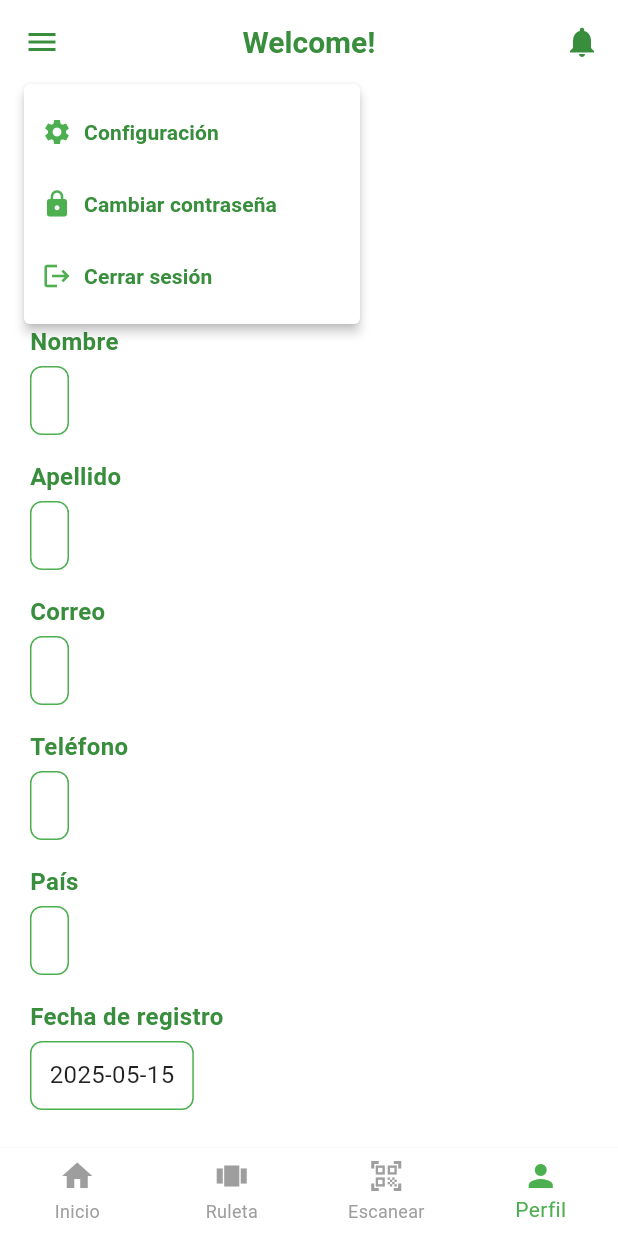
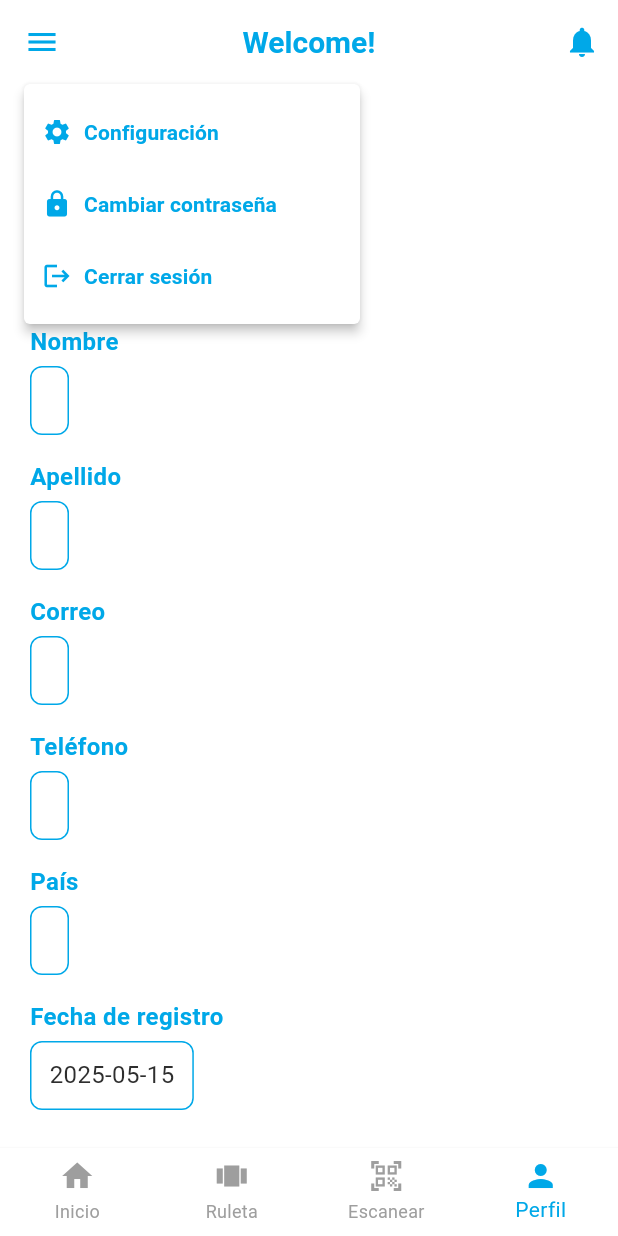
Before and after one commit to Kururo201846/GastOnTrack, a Flutter app: the screen it shows once a user with an empty profile is signed in, item 4 of the bottom bar chosen, after a tap on the "menu" icon, on a phone screen of 412 x 824 dp. Run offline on Flutter 3.47's test engine with Material 3 defaults, Android fonts, the phone set to English and light mode, and no system bars; our stand-ins replace cloud_firestore, firebase_auth, firebase_core; accounts and stored records are empty.

Commit message:
Paleta de colores nueva

```diff
--- a/lib/screens/auth/login_screen.dart
+++ b/lib/screens/auth/login_screen.dart
@@ -31,7 +31,6 @@ class _LoginScreenState extends State<LoginScreen> {
       if (mounted) {
         widget.onLoginSuccess?.call();
       }
-
     } on FirebaseAuthException catch (e) {
       if (!mounted) return;
 
@@ -53,7 +52,7 @@ class _LoginScreenState extends State<LoginScreen> {
       ScaffoldMessenger.of(context).showSnackBar(
         SnackBar(
           content: Text(errorMessage),
-          backgroundColor: AppTheme.darkGreen,
+          backgroundColor: AppTheme.primaryBlue,
         ),
       );
     } finally {
@@ -81,7 +80,7 @@ class _LoginScreenState extends State<LoginScreen> {
                   style: TextStyle(
                     fontSize: 30,
                     fontWeight: FontWeight.bold,
-                    color: AppTheme.primaryGreen,
+                    color: AppTheme.primaryBlue,
                     letterSpacing: 1.5,
                   ),
                 ),
@@ -95,14 +94,17 @@ class _LoginScreenState extends State<LoginScreen> {
                 TextFormField(
                   controller: _emailController,
                   decoration: InputDecoration(
-                    prefixIcon: Icon(Icons.email, color: AppTheme.primaryGreen),
+                    prefixIcon: Icon(Icons.email, color: AppTheme.primaryBlue),
                     border: const UnderlineInputBorder(),
                     hintText: 'Username',
                     hintStyle: TextStyle(color: Colors.grey[600]),
                   ),
                   validator: (value) {
-                    if (value == null || value.isEmpty) return 'Ingresa tu email';
-                    if (!RegExp(r'^[\w-\.]+@([\w-]+\.)+[\w-]{2,4}$').hasMatch(value)) {
+                    if (value == null || value.isEmpty)
+                      return 'Ingresa tu email';
+                    if (!RegExp(
+                      r'^[\w-\.]+@([\w-]+\.)+[\w-]{2,4}$',
+                    ).hasMatch(value)) {
                       return 'Email inválido';
                     }
                     return null;
@@ -113,20 +115,26 @@ class _LoginScreenState extends State<LoginScreen> {
                   controller: _passwordController,
                   obscureText: _obscurePassword,
                   decoration: InputDecoration(
-                    prefixIcon: Icon(Icons.lock, color: AppTheme.primaryGreen),
+                    prefixIcon: Icon(Icons.lock, color: AppTheme.primaryBlue),
                     suffixIcon: IconButton(
                       icon: Icon(
-                        _obscurePassword ? Icons.visibility_off : Icons.visibility,
-                        color: AppTheme.primaryGreen,
+                        _obscurePassword
+                            ? Icons.visibility_off
+                            : Icons.visibility,
+                        color: AppTheme.primaryBlue,
                       ),
-                      onPressed: () => setState(() => _obscurePassword = !_obscurePassword),
+                      onPressed:
+                          () => setState(
+                            () => _obscurePassword = !_obscurePassword,
+                          ),
                     ),
                     border: const UnderlineInputBorder(),
                     hintText: 'Password',
                     hintStyle: TextStyle(color: Colors.grey[600]),
                   ),
                   validator: (value) {
-                    if (value == null || value.isEmpty) return 'Ingresa tu contraseña';
+                    if (value == null || value.isEmpty)
+                      return 'Ingresa tu contraseña';
                     if (value.length < 6) return 'Mínimo 6 caracteres';
                     return null;
                   },
@@ -140,7 +148,7 @@ class _LoginScreenState extends State<LoginScreen> {
                     },
                     child: Text(
                       'Forgot Password?',
-                      style: TextStyle(color: AppTheme.black),
+                      style: TextStyle(color: AppTheme.textPrimary),
                     ),
                   ),
                 ),
@@ -151,15 +159,18 @@ class _LoginScreenState extends State<LoginScreen> {
                   child: ElevatedButton(
                     onPressed: _isLoading ? null : _signIn,
                     style: ElevatedButton.styleFrom(
-                      backgroundColor: AppTheme.primaryGreen,
+                      backgroundColor: AppTheme.primaryBlue,
                       foregroundColor: Colors.white,
                       shape: RoundedRectangleBorder(
                         borderRadius: BorderRadius.circular(8),
                       ),
                     ),
-                    child: _isLoading
-                        ? const CircularProgressIndicator(color: Colors.white)
-                        : const Text('Sign In'),
+                    child:
+                        _isLoading
+                            ? const CircularProgressIndicator(
+                              color: Colors.white,
+                            )
+                            : const Text('Sign In'),
                   ),
                 ),
                 const SizedBox(height: 16),
@@ -171,14 +182,14 @@ class _LoginScreenState extends State<LoginScreen> {
                       Navigator.pushNamed(context, '/signup');
                     },
                     style: OutlinedButton.styleFrom(
-                      side: BorderSide(color: AppTheme.primaryGreen),
+                      side: BorderSide(color: AppTheme.primaryBlue),
                       shape: RoundedRectangleBorder(
                         borderRadius: BorderRadius.circular(8),
                       ),
                     ),
                     child: Text(
                       'Sign Up',
-                      style: TextStyle(color: AppTheme.primaryGreen),
+                      style: TextStyle(color: AppTheme.primaryBlue),
                     ),
                   ),
                 ),
--- a/lib/screens/home/home_screen.dart
+++ b/lib/screens/home/home_screen.dart
@@ -29,7 +29,7 @@ class _HomeScreenState extends State<HomeScreen> {
         title: Text(
           'Welcome!',
           style: TextStyle(
-            color: AppTheme.darkGreen,
+            color: AppTheme.primaryBlue,
             fontSize: 20,
             fontWeight: FontWeight.bold,
           ),
@@ -37,12 +37,12 @@ class _HomeScreenState extends State<HomeScreen> {
         backgroundColor: Colors.white,
         elevation: 0,
         leading: IconButton(
-          icon: Icon(Icons.menu, color: AppTheme.darkGreen),
+          icon: Icon(Icons.menu, color: AppTheme.primaryBlue),
           onPressed: () => _showCompactMenu(context),
         ),
         actions: [
           IconButton(
-            icon: Icon(Icons.notifications, color: AppTheme.darkGreen),
+            icon: Icon(Icons.notifications, color: AppTheme.primaryBlue),
             onPressed: () {},
           ),
         ],
@@ -52,17 +52,14 @@ class _HomeScreenState extends State<HomeScreen> {
         currentIndex: _currentIndex,
         type: BottomNavigationBarType.fixed,
         backgroundColor: Colors.white,
-        selectedItemColor: AppTheme.primaryGreen,
+        selectedItemColor: AppTheme.primaryBlue,
         unselectedItemColor: Colors.grey,
-        selectedLabelStyle: TextStyle(color: AppTheme.primaryGreen),
+        selectedLabelStyle: TextStyle(color: AppTheme.primaryBlue),
         unselectedLabelStyle: TextStyle(color: Colors.grey),
         showUnselectedLabels: true,
         elevation: 1,
         items: const [
-          BottomNavigationBarItem(
-            icon: Icon(Icons.home),
-            label: 'Inicio',
-          ),
+          BottomNavigationBarItem(icon: Icon(Icons.home), label: 'Inicio'),
           BottomNavigationBarItem(
             icon: Icon(Icons.view_carousel),
             label: 'Ruleta',
@@ -71,10 +68,7 @@ class _HomeScreenState extends State<HomeScreen> {
             icon: Icon(Icons.qr_code_scanner),
             label: 'Escanear',
           ),
-          BottomNavigationBarItem(
-            icon: Icon(Icons.person),
-            label: 'Perfil',
-          ),
+          BottomNavigationBarItem(icon: Icon(Icons.person), label: 'Perfil'),
         ],
         onTap: (index) => setState(() => _currentIndex = index),
       ),
@@ -82,7 +76,8 @@ class _HomeScreenState extends State<HomeScreen> {
   }
 
   void _showCompactMenu(BuildContext context) {
-    final RenderBox overlay = Overlay.of(context).context.findRenderObject() as RenderBox;
+    final RenderBox overlay =
+        Overlay.of(context).context.findRenderObject() as RenderBox;
 
     showMenu(
       context: context,
@@ -98,11 +93,11 @@ class _HomeScreenState extends State<HomeScreen> {
           value: 'settings',
           child: Row(
             children: [
-              Icon(Icons.settings, size: 20, color: AppTheme.primaryGreen),
+              Icon(Icons.settings, size: 20, color: AppTheme.primaryBlue),
               const SizedBox(width: 8),
               Text(
                 'Configuración',
-                style: TextStyle(color: AppTheme.darkGreen),
+                style: TextStyle(color: AppTheme.primaryBlue),
               ),
             ],
           ),
@@ -111,11 +106,11 @@ class _HomeScreenState extends State<HomeScreen> {
           value: 'password',
           child: Row(
             children: [
-              Icon(Icons.lock, size: 20, color: AppTheme.primaryGreen),
+              Icon(Icons.lock, size: 20, color: AppTheme.primaryBlue),
               const SizedBox(width: 8),
               Text(
                 'Cambiar contraseña',
-                style: TextStyle(color: AppTheme.darkGreen),
+                style: TextStyle(color: AppTheme.primaryBlue),
               ),
             ],
           ),
@@ -124,11 +119,11 @@ class _HomeScreenState extends State<HomeScreen> {
           value: 'logout',
           child: Row(
             children: [
-              Icon(Icons.logout, size: 20, color: AppTheme.primaryGreen),
+              Icon(Icons.logout, size: 20, color: AppTheme.primaryBlue),
               const SizedBox(width: 8),
               Text(
                 'Cerrar sesión',
-                style: TextStyle(color: AppTheme.darkGreen),
+                style: TextStyle(color: AppTheme.primaryBlue),
               ),
             ],
           ),
@@ -138,10 +133,7 @@ class _HomeScreenState extends State<HomeScreen> {
       if (value == 'logout') {
         FirebaseAuth.instance.signOut();
       } else if (value == 'settings') {
-
-      } else if (value == 'password') {
-
-      }
+      } else if (value == 'password') {}
     });
   }
 }
@@ -161,16 +153,14 @@ class PlaceholderWidget extends StatelessWidget {
             title,
             style: TextStyle(
               fontSize: 24,
-              color: AppTheme.darkGreen,
+              color: AppTheme.primaryBlue,
               fontWeight: FontWeight.bold,
             ),
           ),
           const SizedBox(height: 20),
           Text(
             'Contenido en desarrollo',
-            style: TextStyle(
-              color: Colors.grey[600],
-            ),
+            style: TextStyle(color: Colors.grey[600]),
           ),
         ],
       ),
--- a/lib/screens/profile/profile_screen.dart
+++ b/lib/screens/profile/profile_screen.dart
@@ -11,7 +11,8 @@ class ProfileScreen extends StatelessWidget {
     final user = FirebaseAuth.instance.currentUser;
     if (user == null) return null;
 
-    final snapshot = await FirebaseFirestore.instance
+    final snapshot =
+        await FirebaseFirestore.instance
             .collection('users')
             .doc(user.uid)
             .get();
@@ -40,14 +41,17 @@ class ProfileScreen extends StatelessWidget {
           child: ListView(
             children: [
               const SizedBox(height: 20),
-              Icon(Icons.person, size: 100, color: AppTheme.primaryGreen),
+              Icon(Icons.person, size: 100, color: AppTheme.primaryBlue),
               const SizedBox(height: 20),
               _buildField('Nombre', profile.firstName),
               _buildField('Apellido', profile.lastName),
               _buildField('Correo', profile.email),
               _buildField('Teléfono', profile.phone),
               _buildField('País', profile.country),
-              _buildField('Fecha de registro', profile.createdAt?.toLocal().toString().split(' ').first ?? '-'),
+              _buildField(
+                'Fecha de registro',
+                profile.createdAt?.toLocal().toString().split(' ').first ?? '-',
+              ),
             ],
           ),
         );
@@ -59,18 +63,20 @@ class ProfileScreen extends StatelessWidget {
     return Column(
       crossAxisAlignment: CrossAxisAlignment.start,
       children: [
-        Text(label,
+        Text(
+          label,
           style: TextStyle(
             fontWeight: FontWeight.bold,
-              color: AppTheme.darkGreen,
+            color: AppTheme.primaryBlue,
             fontSize: 16,
-            )),
+          ),
+        ),
         const SizedBox(height: 4),
         Container(
           padding: const EdgeInsets.symmetric(horizontal: 12, vertical: 10),
           decoration: BoxDecoration(
             color: Colors.white,
-            border: Border.all(color: AppTheme.primaryGreen),
+            border: Border.all(color: AppTheme.primaryBlue),
             borderRadius: BorderRadius.circular(8),
           ),
           child: Text(value, style: const TextStyle(fontSize: 16)),
--- a/lib/themes/app_theme.dart
+++ b/lib/themes/app_theme.dart
@@ -1,49 +1,53 @@
 import 'package:flutter/material.dart';
+import 'package:flutter/rendering.dart';
 
 class AppTheme {
   // Paleta de colores
-  static const Color primaryGreen = Color(0xFF4CAF50);
-  static const Color lightGreen = Color(0xFF81C784);
-  static const Color darkGreen = Color(0xFF388E3C);
+  static const Color primaryBlue = Color(0xFF00A8E8);
+  static const Color lightGray = Color(0xFFF4F6F8);
+  static const Color white = Color(0xFFFFFFFF);
   static const Color cream = Color.fromARGB(255, 255, 255, 255);
   static const Color lightCream = Color.fromARGB(255, 255, 255, 255);
-  static const Color darkCream = Color(0xFFE6D8B5);
-  static const Color accentGreen = Color(0xFF8BC34A);
-  static const Color black = Color.fromARGB(255, 0, 0, 0);
+  static const Color textPrimary = Color(0xFF2E2E2E); // Texto principal
+  static const Color textSecondary = Color(0xFF7D7D7D); // Texto secundario
+  static const Color successGreen = Color(
+    0xFF4BB543,
+  ); // Verde para acciones exitosas
+  static const Color errorRed = Color(0xFFFF4C4C);
 
   static ThemeData get lightTheme {
     return ThemeData(
       // Esquema de colores principal
       colorScheme: ColorScheme.light(
         // Colores principales
-        primary: primaryGreen,
+        primary: primaryBlue,
         onPrimary: Colors.white,
-        primaryContainer: darkGreen,
+        primaryContainer: primaryBlue,
         onPrimaryContainer: Colors.white,
 
         // Colores secundarios
-        secondary: accentGreen,
-        onSecondary: Colors.black,
-        secondaryContainer: lightGreen,
-        onSecondaryContainer: Colors.black,
+        secondary: successGreen,
+        onSecondary: Colors.white,
+        secondaryContainer: white,
+        onSecondaryContainer: textPrimary,
 
         // Superficies
-        surface: lightCream,
-        onSurface: Colors.black,
+        surface: white,
+        onSurface: textPrimary,
         surfaceContainerHighest: cream,
-        onSurfaceVariant: Colors.black87,
+        onSurfaceVariant: textPrimary,
 
         // Fondo
-        background: lightCream,
-        onBackground: Colors.black,
+        background: lightGray,
+        onBackground: textPrimary,
       ),
 
       // Configuración de scaffold
-      scaffoldBackgroundColor: cream,
+      scaffoldBackgroundColor: lightGray,
 
       // AppBar
       appBarTheme: const AppBarTheme(
-        backgroundColor: primaryGreen,
+        backgroundColor: primaryBlue,
         foregroundColor: Colors.white,
         elevation: 0,
         centerTitle: true,
@@ -53,7 +57,7 @@ class AppTheme {
       // Botones
       elevatedButtonTheme: ElevatedButtonThemeData(
         style: ElevatedButton.styleFrom(
-          backgroundColor: primaryGreen,
+          backgroundColor: primaryBlue,
           foregroundColor: Colors.white,
           shape: RoundedRectangleBorder(
             borderRadius: BorderRadius.circular(12),
@@ -64,8 +68,8 @@ class AppTheme {
 
       outlinedButtonTheme: OutlinedButtonThemeData(
         style: OutlinedButton.styleFrom(
-          foregroundColor: primaryGreen,
-          side: const BorderSide(color: primaryGreen),
+          foregroundColor: primaryBlue,
+          side: const BorderSide(color: primaryBlue),
           shape: RoundedRectangleBorder(
             borderRadius: BorderRadius.circular(12),
           ),
@@ -81,9 +85,12 @@ class AppTheme {
           borderRadius: BorderRadius.circular(12),
           borderSide: BorderSide.none,
         ),
-        contentPadding: const EdgeInsets.symmetric(horizontal: 16, vertical: 14),
-        labelStyle: const TextStyle(color: Colors.black54),
-        hintStyle: const TextStyle(color: Colors.black38),
+        contentPadding: const EdgeInsets.symmetric(
+          horizontal: 16,
+          vertical: 14,
+        ),
+        labelStyle: const TextStyle(color: textSecondary),
+        hintStyle: const TextStyle(color: Color(0x997D7D7D)),
       ),
 
       // Tipografía
@@ -91,24 +98,16 @@ class AppTheme {
         displayLarge: TextStyle(
           fontSize: 32,
           fontWeight: FontWeight.bold,
-          color: Colors.black,
+          color: textPrimary,
           letterSpacing: -0.5,
         ),
         displayMedium: TextStyle(
           fontSize: 24,
           fontWeight: FontWeight.bold,
-          color: Colors.black,
+          color: textPrimary,
         ),
-        bodyLarge: TextStyle(
-          fontSize: 16,
-          color: Colors.black87,
-          height: 1.5,
-        ),
-        bodyMedium: TextStyle(
-          fontSize: 14,
-          color: Colors.black87,
-          height: 1.5,
-        ),
+        bodyLarge: TextStyle(fontSize: 16, color: textPrimary, height: 1.5),
+        bodyMedium: TextStyle(fontSize: 14, color: textPrimary, height: 1.5),
         labelLarge: TextStyle(
           fontSize: 14,
           fontWeight: FontWeight.bold,
@@ -117,17 +116,12 @@ class AppTheme {
       ),
 
       // Iconos
-      iconTheme: const IconThemeData(
-        color: primaryGreen,
-        size: 24,
-      ),
+      iconTheme: const IconThemeData(color: primaryBlue, size: 24),
 
       // Tarjetas
       cardTheme: CardTheme(
         elevation: 2,
-        shape: RoundedRectangleBorder(
-          borderRadius: BorderRadius.circular(12),
-        ),
+        shape: RoundedRectangleBorder(borderRadius: BorderRadius.circular(12)),
         color: lightCream,
         margin: const EdgeInsets.all(8),
       ),
@@ -135,13 +129,11 @@ class AppTheme {
       // Diálogos
       dialogTheme: DialogTheme(
         backgroundColor: lightCream,
-        shape: RoundedRectangleBorder(
-          borderRadius: BorderRadius.circular(16),
-        ),
+        shape: RoundedRectangleBorder(borderRadius: BorderRadius.circular(16)),
         titleTextStyle: const TextStyle(
           fontSize: 20,
           fontWeight: FontWeight.bold,
-          color: Colors.black,
+          color: textPrimary,
         ),
       ),
 
```
Also changed, not shown: lib/screens/auth/create_user_screen.dart (+65 -26 lines), lib/screens/auth/recover_password_screen.dart (+24 -15 lines). Lines whose indentation alone changed are shown as unchanged.
